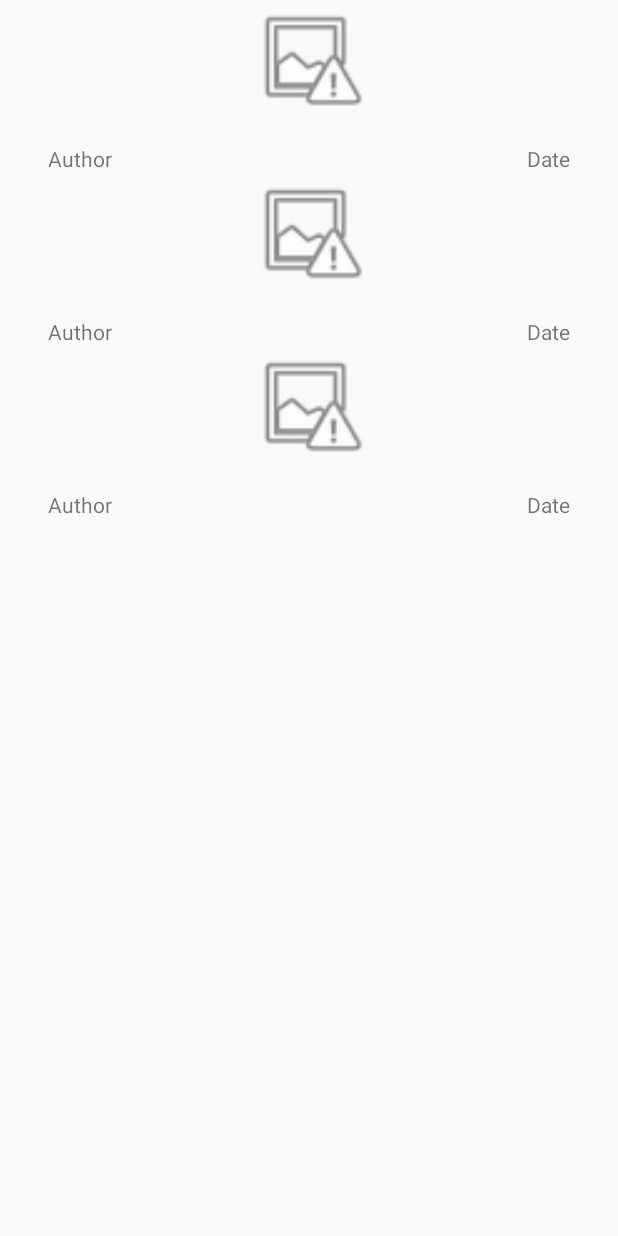
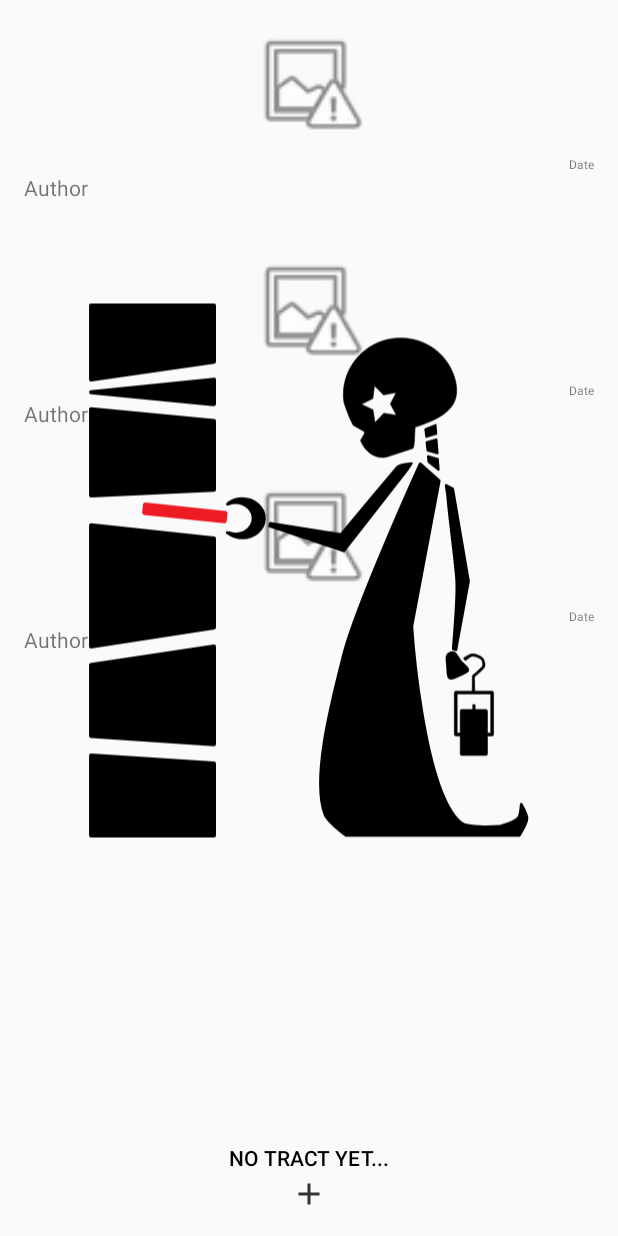
Before and after one commit to mressier/kta-tract-collection, an Android app: the layout fragment_tract_list.xml on its own in the app's theme, with its tools: preview values and no code run, on a phone screen of 412 x 824 dp. Run offline under Robolectric (Android 15) with nearby library versions, the phone set to English and light mode, and no system bars.

Commit message:
No tract list view + button working

```diff
--- a/KtaTractCollection/app/src/main/java/com/onion/ktatractcollection/Fragments/TractList/TractListFragment.kt
+++ b/KtaTractCollection/app/src/main/java/com/onion/ktatractcollection/Fragments/TractList/TractListFragment.kt
@@ -4,11 +4,12 @@ import android.content.Context
 import android.os.Bundle
 import android.util.Log
 import android.view.*
+import android.widget.Button
+import android.widget.ImageView
 import androidx.fragment.app.Fragment
 import androidx.recyclerview.widget.GridLayoutManager
 import androidx.recyclerview.widget.RecyclerView
 import androidx.lifecycle.ViewModelProvider
-import androidx.recyclerview.widget.ListAdapter
 import com.onion.ktatractcollection.R
 import com.onion.ktatractcollection.Models.Tract
 import java.util.*
@@ -35,6 +36,9 @@ class TractListFragment : Fragment() {
     }
 
     private lateinit var tractRecyclerView: RecyclerView
+    private lateinit var noTractImageView: ImageView
+    private lateinit var noTractButton: Button
+
     private lateinit var tractAdapter: TractListAdapter
 
     /**
@@ -52,24 +56,14 @@ class TractListFragment : Fragment() {
     ): View? {
         val view = inflater.inflate(R.layout.fragment_tract_list, container, false)
         setupRecyclerView(view)
+        setupNoTractView(view)
         return view
     }
 
     override fun onViewCreated(view: View, savedInstanceState: Bundle?) {
         super.onViewCreated(view, savedInstanceState)
         setupViewModelObserver()
-    }
-
-    private fun setupViewModelObserver() {
-        tractListViewModel.tracts.observe(
-            viewLifecycleOwner,
-            { items ->
-                items?.let {
-                    Log.i("TAG", "Got items ${items.size}")
-                    updateUI(items)
-                }
-            }
-        )
+        setupButtonListener()
     }
 
     override fun onAttach(context: Context) {
@@ -90,13 +84,17 @@ class TractListFragment : Fragment() {
     override fun onOptionsItemSelected(item: MenuItem): Boolean {
         return when(item.itemId) {
             R.id.new_tract -> {
-                val tract = Tract()
-                tractListViewModel.saveTract(tract)
-                callbacks?.onTractSelected(tract.id)
+                launchTractCreation()
                 true
             }
             else -> super.onOptionsItemSelected(item)
         }
+    }
+
+    private fun launchTractCreation() {
+        val tract = Tract()
+        tractListViewModel.saveTract(tract)
+        callbacks?.onTractSelected(tract.id)
     }
 
     /**
@@ -105,6 +103,10 @@ class TractListFragment : Fragment() {
     private fun updateUI(tracts: List<Tract>) {
         tractAdapter.submitList(tracts)
         tractAdapter.notifyDataSetChanged()
+
+        val noTractVisibility = if (tracts.isNotEmpty()) { View.GONE } else { View.VISIBLE }
+        noTractButton.visibility = noTractVisibility
+        noTractImageView.visibility = noTractVisibility
     }
 
     /**
@@ -117,7 +119,36 @@ class TractListFragment : Fragment() {
 
         tractRecyclerView.adapter = tractAdapter
         tractRecyclerView.layoutManager = GridLayoutManager(context, 2)
+    }
 
+    private fun setupNoTractView(view: View) {
+        noTractImageView = view.findViewById(R.id.no_tract_image)
+        noTractButton = view.findViewById(R.id.no_tract_button)
+
+        noTractImageView.visibility = View.GONE
+        noTractButton.visibility = View.GONE
+    }
+
+    /**
+     * Listener
+     */
+
+    private fun setupViewModelObserver() {
+        tractListViewModel.tracts.observe(
+            viewLifecycleOwner,
+            { items ->
+                items?.let {
+                    Log.i("TAG", "Got items ${items.size}")
+                    updateUI(items)
+                }
+            }
+        )
+    }
+
+    private fun setupButtonListener() {
+        noTractButton.setOnClickListener {
+            launchTractCreation()
+        }
     }
 
 }
--- /dev/null
+++ b/KtaTractCollection/app/src/main/res/drawable/ic_kta_tract_no_tract___essai_1.xml
@@ -0,0 +1,124 @@
+<vector xmlns:android="http://schemas.android.com/apk/res/android"
+    android:width="1080dp"
+    android:height="1080dp"
+    android:viewportWidth="1080"
+    android:viewportHeight="1080">
+  <path
+      android:fillColor="#FF000000"
+      android:pathData="M734.39,353.76l33.1,29.64l-47.86,254.14c0,0 18.43,285.5 85.54,343.02c13.35,11.44 70.02,6.36 70.02,6.36s25.58,-8.08 30.86,-14.81c3.7,-4.72 4.94,-23.46 4.94,-23.46s10.04,18.05 9.88,24.69c-0.2,8.15 -13.58,29.63 -13.58,29.63H604.81c0,0 -32.47,-24.76 -37.04,-37.04c-24.27,-65.23 15.24,-209.01 32.1,-276.54C622.2,599.97 734.39,353.76 734.39,353.76z"
+      android:strokeLineJoin="round"
+      android:strokeWidth="5"
+      android:strokeColor="#000000"
+      android:strokeLineCap="round"/>
+  <path
+      android:fillColor="#FF000000"
+      android:pathData="M719.28,352.65l-7.05,10.81L601.11,506.2l-130.37,-43.8l1.5,-5.25l123.75,19.58c0,0 71.78,-86.44 98.33,-117.67C698.12,354.59 719.28,352.65 719.28,352.65z"
+      android:strokeLineJoin="round"
+      android:strokeWidth="4"
+      android:strokeColor="#000000"/>
+  <path
+      android:fillColor="#FF000000"
+      android:strokeWidth="1"
+      android:pathData="M782.59,393.09"
+      android:strokeColor="#000000"/>
+  <path
+      android:fillColor="#FF000000"
+      android:pathData="M779.82,391.39c0,0 2.37,14.88 2.77,20c3.02,38.1 12.76,106.25 15.58,144.36c1.93,26.02 -6.02,121.06 -6.02,121.06l4.45,1.54l22.04,-119.5l-27.53,-161.1L779.82,391.39z"
+      android:strokeLineJoin="round"
+      android:strokeWidth="5"
+      android:strokeColor="#000000"/>
+  <path
+      android:fillColor="#FF000000"
+      android:pathData="M423.52,413.54c-9.16,0 -17.59,2.79 -24.29,7.47c-4.02,2.81 -3.49,4.98 0.57,3.41c3.62,-1.4 7.61,-2.18 11.8,-2.18c8.66,0 16.46,3.31 21.9,8.59c4.86,4.73 7.83,11.04 7.83,17.96c0,6.96 -3,13.29 -7.9,18.03c-5.43,5.24 -13.2,8.53 -21.83,8.53c-3.89,0 -7.6,-0.67 -11,-1.88c-4.39,-1.57 -6.11,-0.46 -2.65,2.18c6.89,5.24 15.81,8.41 25.57,8.41c21.8,0 39.47,-15.79 39.47,-35.26S445.31,413.54 423.52,413.54z"
+      android:strokeLineJoin="round"
+      android:strokeWidth="3"
+      android:strokeColor="#000000"/>
+  <path
+      android:fillColor="#FF000000"
+      android:pathData="M762.13,301.03l-1.15,-14.97l-17.33,7.33l1.42,12.49z"
+      android:strokeLineJoin="round"
+      android:strokeWidth="4"
+      android:strokeColor="#000000"/>
+  <path
+      android:fillColor="#FF000000"
+      android:pathData="M762.6,311.14l-16.84,4.79l1.62,14.22l17.05,4.85z"
+      android:strokeLineJoin="round"
+      android:strokeWidth="4"
+      android:strokeColor="#000000"/>
+  <path
+      android:fillColor="#FF000000"
+      android:pathData="M748.11,340.6l1.07,9.38l17.14,13.74l-1.4,-18.35z"
+      android:strokeLineJoin="round"
+      android:strokeWidth="4"
+      android:strokeColor="#000000"/>
+  <path
+      android:fillColor="#FF000000"
+      android:pathData="M373.95,672.74l-214.82,32.24l0,124.2l214.82,14.43z"
+      android:strokeLineJoin="round"
+      android:strokeWidth="7"
+      android:strokeColor="#000000"
+      android:strokeLineCap="round"/>
+  <path
+      android:fillColor="#FF000000"
+      android:pathData="M373.95,398.92l0,-120l-214.82,-20.83l0,150.92z"
+      android:strokeLineJoin="round"
+      android:strokeWidth="7"
+      android:strokeColor="#000000"
+      android:strokeLineCap="round"/>
+  <path
+      android:fillColor="#FF000000"
+      android:pathData="M373.95,206.42l-214.82,21.93l0,0.16l214.82,20.82z"
+      android:strokeLineJoin="round"
+      android:strokeWidth="7"
+      android:strokeColor="#000000"
+      android:strokeLineCap="round"/>
+  <path
+      android:fillColor="#FF000000"
+      android:pathData="M159.13,863.18l0,139.79l214.82,0l0,-125.57z"
+      android:strokeLineJoin="round"
+      android:strokeWidth="7"
+      android:strokeColor="#000000"
+      android:strokeLineCap="round"/>
+  <path
+      android:fillColor="#FF000000"
+      android:pathData="M159.13,672.74l214.82,-33.16l0,-155.67l-214.82,-22.79z"
+      android:strokeLineJoin="round"
+      android:strokeWidth="7"
+      android:strokeColor="#000000"
+      android:strokeLineCap="round"/>
+  <path
+      android:fillColor="#FF000000"
+      android:pathData="M373.95,175.32l0,-98.28l-214.82,0l0,129.38z"
+      android:strokeLineJoin="round"
+      android:strokeWidth="7"
+      android:strokeColor="#000000"
+      android:strokeLineCap="round"/>
+  <path
+      android:pathData="M392.13,455.6c-0.07,0 -0.14,-0 -0.21,-0.01l-139.78,-14.64c-0.53,-0.06 -1.02,-0.32 -1.35,-0.74s-0.49,-0.95 -0.43,-1.48l1.53,-13.64c0.12,-1.02 0.98,-1.78 1.99,-1.78c0.07,0 0.14,0 0.21,0.01l139.78,14.64c0.53,0.06 1.02,0.32 1.35,0.74s0.49,0.95 0.43,1.48l-1.53,13.64C394,454.84 393.14,455.6 392.13,455.6L392.13,455.6z"
+      android:fillColor="#ED1C24"/>
+  <path
+      android:pathData="M253.88,425.32l139.78,14.64l-1.53,13.64l-139.78,-14.64L253.88,425.32M253.87,421.32c-2.01,0 -3.74,1.51 -3.97,3.55l-1.53,13.64c-0.12,1.06 0.19,2.12 0.86,2.95c0.67,0.83 1.64,1.36 2.7,1.47l139.78,14.64c0.14,0.01 0.28,0.02 0.42,0.02c2.01,0 3.74,-1.51 3.97,-3.55l1.53,-13.64c0.12,-1.06 -0.19,-2.12 -0.86,-2.95c-0.67,-0.83 -1.64,-1.36 -2.7,-1.47l-139.78,-14.64C254.15,421.33 254.01,421.32 253.87,421.32L253.87,421.32z"
+      android:fillColor="#ED1C24"/>
+  <path
+      android:fillColor="#FF000000"
+      android:pathData="M804.48,697.27c3.9,5.97 16.2,12.72 13.86,17.88c-1.64,3.62 -28.24,14.83 -30.79,14.29c-6.47,-1.36 -5.54,-13.26 -6.23,-21.93c-1.07,-13.61 -3.3,-20.99 5.33,-24.24C795.28,680.02 797.3,686.29 804.48,697.27z"
+      android:strokeLineJoin="round"
+      android:strokeWidth="3"
+      android:strokeColor="#000000"/>
+  <path
+      android:fillColor="#FF000000"
+      android:strokeWidth="1"
+      android:pathData="M860.06,750.84h-30.34l-0.47,-24.83c3.16,-2.59 15.72,-13.06 17.75,-17.3c1.91,-3.97 -0.6,-13.25 -3.63,-16.08c-3.36,-3.14 -12.29,-6.97 -17.93,-6.97c-0.47,0 -0.91,0.03 -1.32,0.08c-4.06,0.54 -12.39,6.13 -13.33,6.77c-0.37,0.25 -0.61,0.65 -0.65,1.1c-0.04,0.44 0.11,0.88 0.43,1.2l1.92,1.94c0.56,0.56 1.46,0.6 2.06,0.07c1.97,-1.73 7.7,-6.3 10.53,-6.77c0.31,-0.05 0.67,-0.08 1.07,-0.08c4.51,0 12.18,3.21 14.83,5.69c1.96,1.83 3.43,8.56 2.35,10.74c-1.66,3.35 -13.09,13.14 -17.35,16.63c-0.34,0.28 -0.55,0.7 -0.55,1.15l-0.24,26.67h-28.72c-1.38,0 -2.5,1.12 -2.5,2.5v73.33c0,1.38 1.12,2.5 2.5,2.5h7.77v31.5c0,1.38 1.12,2.5 2.5,2.5h42.67c1.38,0 2.5,-1.12 2.5,-2.5v-31.5h8.17c1.38,0 2.5,-1.12 2.5,-2.5v-73.33C862.56,751.96 861.44,750.84 860.06,750.84zM857.56,824.18h-5.67v-38.83c0,-1.38 -1.12,-2.5 -2.5,-2.5h-42.67c-1.38,0 -2.5,1.12 -2.5,2.5v38.83h-5.27v-68.33h58.6V824.18z"
+      android:strokeColor="#000000"/>
+  <path
+      android:fillColor="#FF000000"
+      android:strokeWidth="1"
+      android:pathData="M826.15,774.42h4.22v11h-4.22z"
+      android:strokeLineJoin="round"
+      android:strokeColor="#000000"/>
+  <path
+      android:fillColor="#FF000000"
+      android:strokeWidth="1"
+      android:pathData="M793.75,200.56c-16.69,-51.21 -72.53,-78.94 -124.72,-61.93c-46.13,15.04 -73.96,60.01 -68.26,105.61c-0.21,2.94 8.64,24.87 9.64,27.91l6.69,13.88l18.17,10.53c0.8,0.47 1.39,1.23 1.63,2.13c0.24,0.9 0.11,1.85 -0.35,2.65l-6.58,11.36l3.22,6.68c5.81,12.01 22.56,26.76 41.69,22.5l40.04,-13.05c0.73,-0.24 6.32,-1.81 6.86,-2.33c3.86,-3.67 2.36,-36.51 4.21,-37.11C778.17,272.38 810.44,251.77 793.75,200.56zM670.74,265.15l-15.4,16.22l-3.5,-22.09l-20.18,-9.64l19.92,-10.16l2.93,-22.17l15.82,15.81l21.99,-4.07l-10.15,19.93l10.66,19.66L670.74,265.15z"
+      android:strokeColor="#000000"/>
+</vector>
--- a/KtaTractCollection/app/src/main/res/layout/fragment_tract_list.xml
+++ b/KtaTractCollection/app/src/main/res/layout/fragment_tract_list.xml
@@ -9,10 +9,32 @@
         android:id="@+id/tract_list"
         android:layout_width="match_parent"
         android:layout_height="match_parent"
-        android:layout_marginLeft="16dp"
-        android:layout_marginRight="16dp"
-        tools:listitem="@layout/fragment_tract_list_item" >
+        tools:layout_editor_absoluteX="16dp"
+        tools:listitem="@layout/fragment_tract_list_item">
 
     </androidx.recyclerview.widget.RecyclerView>
 
+    <ImageView
+        android:id="@+id/no_tract_image"
+        android:layout_width="0dp"
+        android:layout_height="wrap_content"
+        android:src="@drawable/ic_kta_tract_no_tract___essai_1"
+        app:layout_constraintBottom_toTopOf="@+id/no_tract_button"
+        app:layout_constraintEnd_toEndOf="parent"
+        app:layout_constraintStart_toStartOf="parent"
+        app:layout_constraintTop_toTopOf="parent"
+        tools:srcCompat="@drawable/ic_kta_tract_no_tract___essai_1" />
+
+    <Button
+        android:id="@+id/no_tract_button"
+        android:layout_width="match_parent"
+        android:layout_height="wrap_content"
+        android:layout_marginBottom="16dp"
+        android:background="@color/transparent"
+        android:drawableBottom="@drawable/ic_add_icon"
+        android:drawableTint="@color/black"
+        android:text="@string/no_tract_list"
+        android:textColor="@color/black"
+        app:layout_constraintBottom_toBottomOf="@+id/tract_list" />
+
 </androidx.constraintlayout.widget.ConstraintLayout>
--- a/KtaTractCollection/app/src/main/res/layout/fragment_tract_list_item.xml
+++ b/KtaTractCollection/app/src/main/res/layout/fragment_tract_list_item.xml
@@ -10,20 +10,14 @@
         android:id="@+id/image_view"
         android:layout_width="80dp"
         android:layout_height="80dp"
+        android:layout_marginTop="16dp"
+        android:layout_marginBottom="8dp"
+        app:layout_constraintBottom_toTopOf="@+id/date_text"
         app:layout_constraintEnd_toEndOf="parent"
+        app:layout_constraintHorizontal_bias="0.5"
         app:layout_constraintStart_toStartOf="parent"
         app:layout_constraintTop_toTopOf="parent"
         app:srcCompat="@android:drawable/ic_menu_report_image" />
-
-    <TextView
-        android:id="@+id/author_text"
-        android:layout_width="0dp"
-        android:layout_height="wrap_content"
-        android:layout_marginTop="16dp"
-        android:text="Author"
-        app:layout_constraintEnd_toStartOf="@+id/guideline6"
-        app:layout_constraintStart_toStartOf="@+id/guideline2"
-        app:layout_constraintTop_toBottomOf="@+id/image_view" />
 
     <TextView
         android:id="@+id/date_text"
@@ -31,9 +25,26 @@
         android:layout_height="wrap_content"
         android:text="Date"
         android:textAlignment="textEnd"
+        android:textAppearance="@style/TextAppearance.AppCompat.Small"
+        android:textSize="8sp"
+        app:layout_constraintBottom_toTopOf="@+id/author_text"
         app:layout_constraintEnd_toStartOf="@+id/guideline5"
-        app:layout_constraintStart_toStartOf="@+id/guideline6"
-        app:layout_constraintTop_toTopOf="@+id/author_text" />
+        app:layout_constraintHorizontal_bias="0.5"
+        app:layout_constraintStart_toStartOf="@+id/guideline2"
+        app:layout_constraintTop_toBottomOf="@+id/image_view" />
+
+    <TextView
+        android:id="@+id/author_text"
+        android:layout_width="0dp"
+        android:layout_height="wrap_content"
+        android:layout_marginBottom="16dp"
+        android:text="Author"
+        android:textAppearance="@style/TextAppearance.AppCompat.Small"
+        app:layout_constraintBottom_toBottomOf="parent"
+        app:layout_constraintEnd_toStartOf="@+id/guideline5"
+        app:layout_constraintHorizontal_bias="0.5"
+        app:layout_constraintStart_toStartOf="@+id/guideline2"
+        app:layout_constraintTop_toBottomOf="@+id/date_text" />
 
     <androidx.constraintlayout.widget.Guideline
         android:id="@+id/guideline2"
--- a/KtaTractCollection/app/src/main/res/values/colors.xml
+++ b/KtaTractCollection/app/src/main/res/values/colors.xml
@@ -21,4 +21,5 @@
     <color name="blue">#0000FF</color>
     <color name="navy">#000080</color>
     <color name="black">#000000</color>
+    <color name="transparent">#00000000</color>
 </resources>
--- a/KtaTractCollection/app/src/main/res/values/strings.xml
+++ b/KtaTractCollection/app/src/main/res/values/strings.xml
@@ -10,6 +10,7 @@
 
     <!--  Menus  -->
     <string name="new_tract">New tract</string>
+    <string name="no_tract_list">No tract yet...</string>
 
     <!--  Basics  -->
     <string name="i_understand">I understand</string>
```
